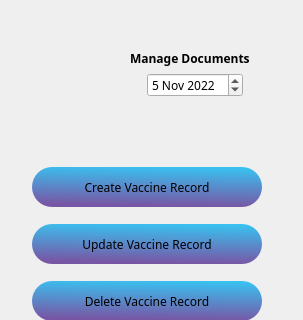
Old version of the form MyCovidRecord/managedocuments.ui in the repository gagabon501/cs106-2; both pictures show x 0 to 303 and y 0 to 320 of the 303 by 569 pixel window.
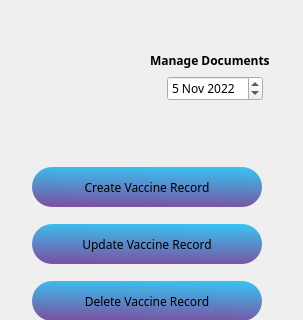
New version of the form. Icons and pictures are not drawn.

What changed in the file:
```diff
--- a/MyCovidRecord/managedocuments.ui
+++ b/MyCovidRecord/managedocuments.ui
@@ -60,10 +60,10 @@
    <widget class="QWidget" name="verticalLayoutWidget_2">
     <property name="geometry">
      <rect>
-      <x>130</x>
+      <x>150</x>
       <y>50</y>
       <width>131</width>
-      <height>47</height>
+      <height>51</height>
      </rect>
     </property>
     <layout class="QVBoxLayout" name="verticalLayout_2">
```
Left out of the diff: 3 changed lines with no effect on the pictures.
